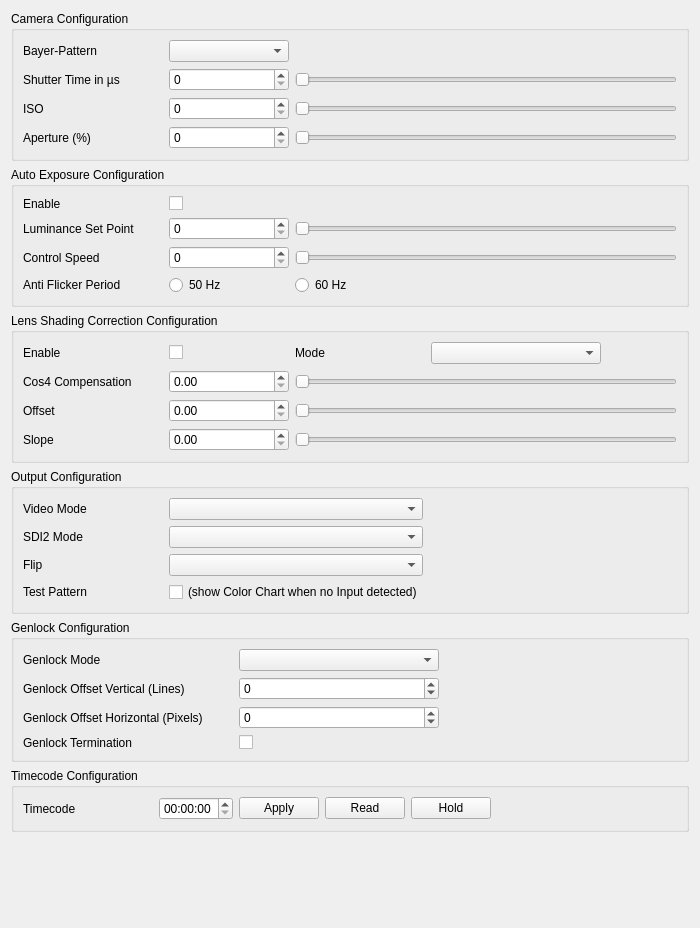
Qt form dct_widgets/inoutbox/inoutbox.ui (KAYA-Instruments/SDI-Control-Point) before a commit.
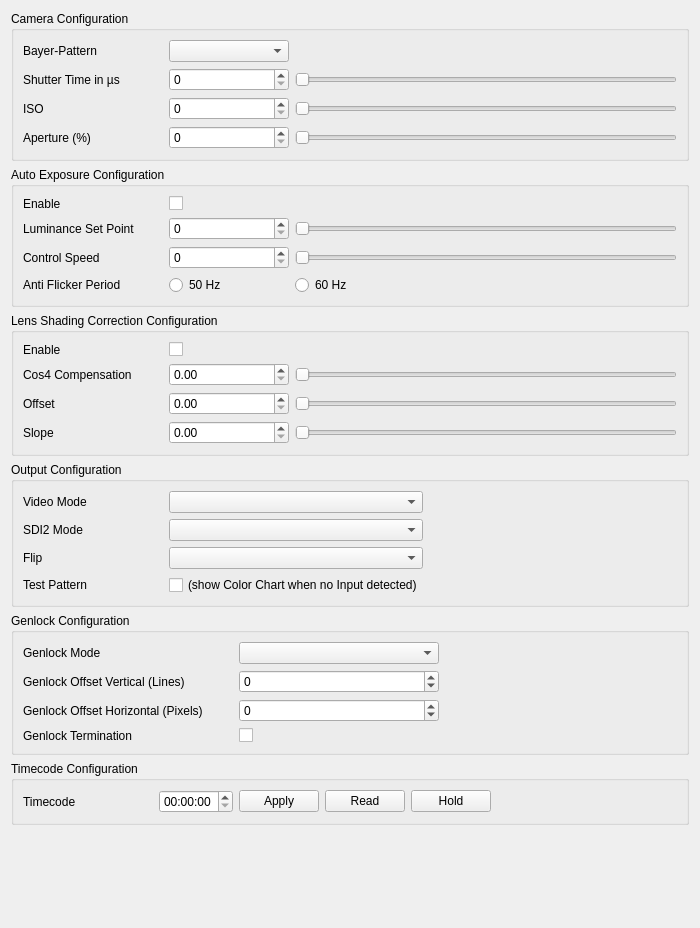
The same form after that commit.

Commit message:
Removed lens shading correction mode, increased aec command timeout
- The lens shading module now operates in a fixed mode which can not be
  changed by the user. The 3 segment / 128 value mode works fine and there
  is no need to change it so this feature was removed.
- The aec command now has a 200ms timeout because sometimes the default
  of 100ms was to short on xbow devices.

```diff
--- a/dct_widgets/inoutbox/inoutbox.ui
+++ b/dct_widgets/inoutbox/inoutbox.ui
@@ -491,56 +491,7 @@
          </widget>
         </item>
         <item row="0" column="2">
-         <layout class="QHBoxLayout" name="horizontalLayout_2">
-          <item>
-           <widget class="QLabel" name="lblSegmentationMode">
-            <property name="minimumSize">
-             <size>
-              <width>130</width>
-              <height>0</height>
-             </size>
-            </property>
-            <property name="maximumSize">
-             <size>
-              <width>130</width>
-              <height>16777215</height>
-             </size>
-            </property>
-            <property name="text">
-             <string>Mode</string>
-            </property>
-           </widget>
-          </item>
-          <item>
-           <widget class="QComboBox" name="cbxSegmentationMode">
-            <property name="minimumSize">
-             <size>
-              <width>170</width>
-              <height>0</height>
-             </size>
-            </property>
-            <property name="maximumSize">
-             <size>
-              <width>16777215</width>
-              <height>16777215</height>
-             </size>
-            </property>
-           </widget>
-          </item>
-          <item>
-           <spacer name="horizontalSpacer_4">
-            <property name="orientation">
-             <enum>Qt::Horizontal</enum>
-            </property>
-            <property name="sizeHint" stdset="0">
-             <size>
-              <width>40</width>
-              <height>20</height>
-             </size>
-            </property>
-           </spacer>
-          </item>
-         </layout>
+         <layout class="QHBoxLayout" name="horizontalLayout_2"/>
         </item>
         <item row="0" column="0">
          <widget class="QLabel" name="lblLscEnable">
```
Left out of the diff: 1 changed line with no effect on the pictures. The commit also changes 9 other files.
